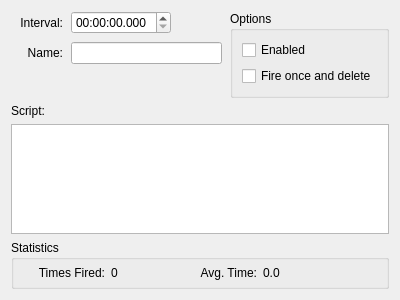
Before: the Qt Designer form client/edittimer.ui in jkdoug/mudder, drawn with Qt 5.
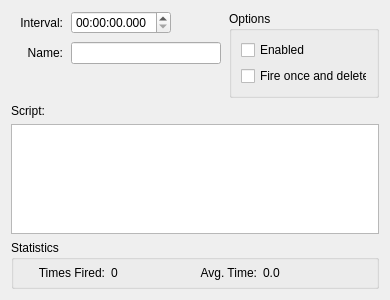
After: the same form once the commit is applied. Custom widgets are drawn as their Qt base class.

The edit to the form file:
```diff
--- a/client/edittimer.ui
+++ b/client/edittimer.ui
@@ -6,7 +6,7 @@
    <rect>
     <x>0</x>
     <y>0</y>
-    <width>400</width>
+    <width>388</width>
     <height>300</height>
    </rect>
   </property>
```
